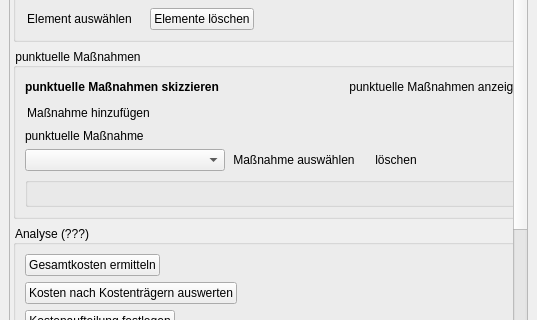
First picture: the form in projektcheck/ui/ProjektCheck_dockwidget_analysis_06-IFK.ui, repository projektcheck/ProjektCheck-QGIS, before the edit; both pictures show x 0 to 537 and y 281 to 601 of the 537 by 944 pixel window.
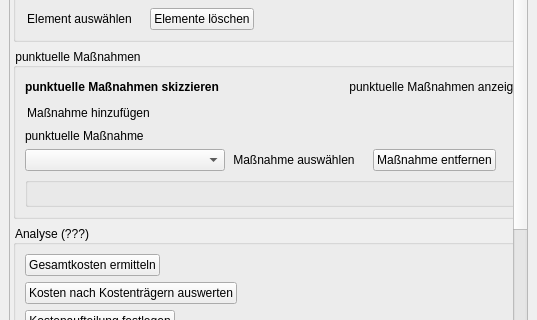
Second picture: the form after the edit. Icons and pictures are not drawn. Custom widgets are drawn as their Qt base class.

```diff
--- a/projektcheck/ui/ProjektCheck_dockwidget_analysis_06-IFK.ui
+++ b/projektcheck/ui/ProjektCheck_dockwidget_analysis_06-IFK.ui
@@ -83,7 +83,7 @@
          <x>0</x>
          <y>-104</y>
          <width>510</width>
-         <height>1634</height>
+         <height>1633</height>
         </rect>
        </property>
        <layout class="QVBoxLayout" name="verticalLayout_2">
@@ -856,37 +856,13 @@
              </item>
              <item>
               <widget class="QPushButton" name="remove_point_button">
-               <property name="sizePolicy">
-                <sizepolicy hsizetype="Fixed" vsizetype="Fixed">
-                 <horstretch>0</horstretch>
-                 <verstretch>0</verstretch>
-                </sizepolicy>
-               </property>
-               <property name="cursor">
-                <cursorShape>PointingHandCursor</cursorShape>
-               </property>
                <property name="text">
-                <string>löschen</string>
+                <string>Maßnahme entfernen</string>
                </property>
                <property name="icon">
                 <iconset>
-                 <normaloff>../../images/iconset_mob/20190619_iconset_mob_delete_3.png</normaloff>
-                 <normalon>../../images/iconset_mob/20190619_iconset_mob_delete_2.png</normalon>../../images/iconset_mob/20190619_iconset_mob_delete_3.png</iconset>
-               </property>
-               <property name="iconSize">
-                <size>
-                 <width>24</width>
-                 <height>25</height>
-                </size>
-               </property>
-               <property name="checkable">
-                <bool>true</bool>
-               </property>
-               <property name="autoExclusive">
-                <bool>true</bool>
-               </property>
-               <property name="flat">
-                <bool>true</bool>
+                 <normalon>../../images/iconset_mob/20190619_iconset_mob_delete_1.png</normalon>
+                </iconset>
                </property>
               </widget>
              </item>
```
